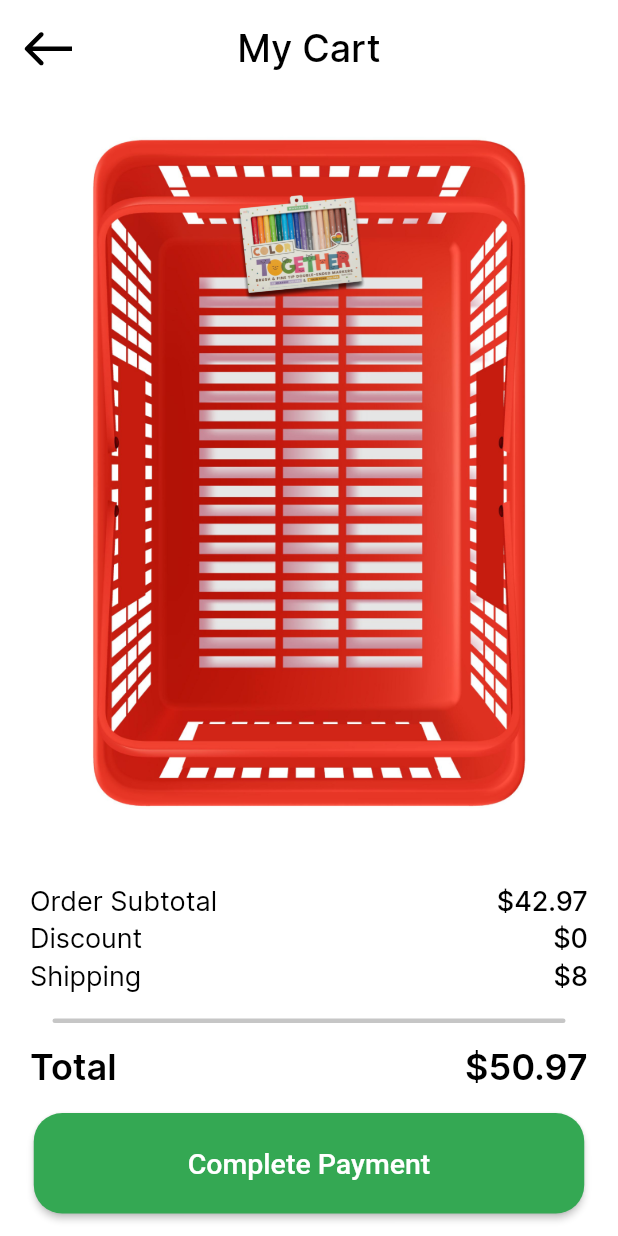
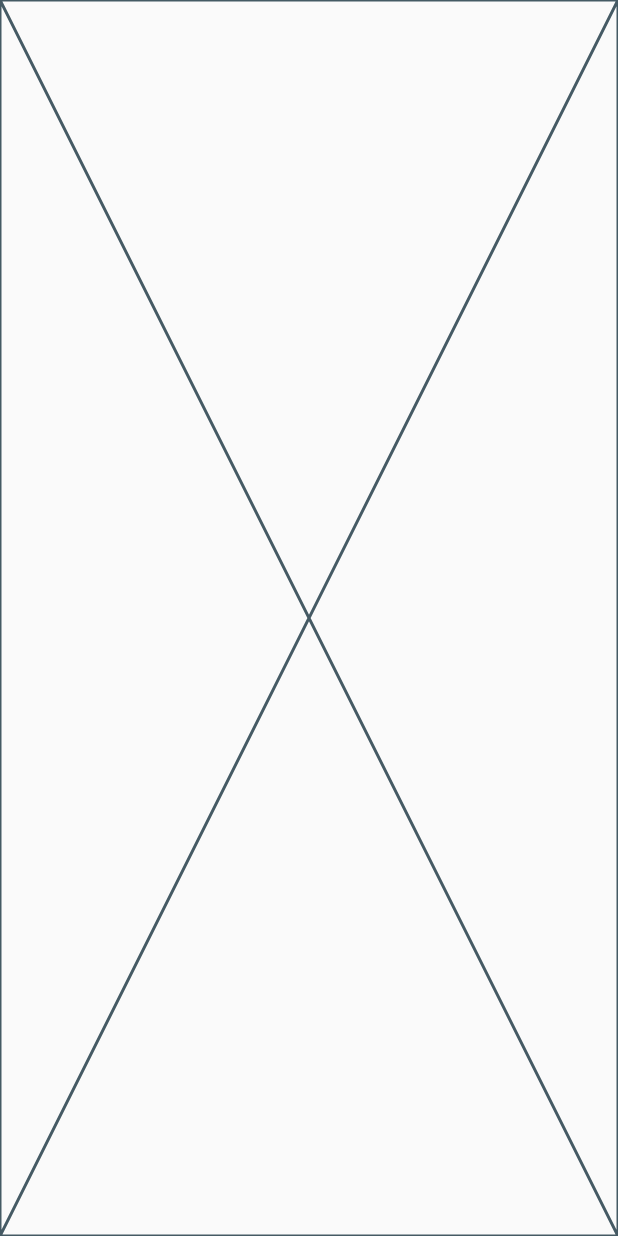
Before and after one commit to OmarAmeer96/Credit-Card-Checkout-App, a Flutter app: the screen it shows after launch, after a tap on "Complete Payment", on a phone screen of 412 x 824 dp. Run offline on Flutter 3.47's test engine with Material 2 defaults, Android fonts, the phone set to English and light mode, and no system bars; our stand-ins replace flutter_svg, go_router; Roboto replaces fonts that are missing (Gilroy-Reular).

Commit message:
Handled Some Errors & Added PaymentDetailsView.

```diff
--- a/lib/Core/utils/app_router.dart
+++ b/lib/Core/utils/app_router.dart
@@ -1,9 +1,9 @@
 import 'package:credit_card_checkout_app/Features/checkout/presentation/views/my_cart_view.dart';
+import 'package:credit_card_checkout_app/Features/checkout/presentation/views/payment_details_view.dart';
 import 'package:go_router/go_router.dart';
 
 abstract class AppRouter {
-  static const kLoginView = '/LoginView';
-  static const kHomeView = '/homeView';
+  static const kPaymentDetailsView = '/PaymentDetailsView';
 
   static final router = GoRouter(
     routes: [
@@ -11,6 +11,10 @@ abstract class AppRouter {
         path: '/',
         builder: (context, state) => const MyCartView(),
       ),
+      GoRoute(
+        path: kPaymentDetailsView,
+        builder: (context, state) => const PaymentDetailsView(),
+      ),
     ],
   );
 }
--- /dev/null
+++ b/lib/Features/checkout/presentation/views/payment_details_view.dart
@@ -0,0 +1,15 @@
+import 'package:credit_card_checkout_app/Features/checkout/presentation/widgets/payment_details_view_body.dart';
+import 'package:flutter/material.dart';
+
+class PaymentDetailsView extends StatelessWidget {
+  const PaymentDetailsView({super.key});
+
+  @override
+  Widget build(BuildContext context) {
+    return const SafeArea(
+      child: Scaffold(
+        body: PaymentDetailsViewBody(),
+      ),
+    );
+  }
+}
--- a/lib/Features/checkout/presentation/widgets/calculating_price_section.dart
+++ b/lib/Features/checkout/presentation/widgets/calculating_price_section.dart
@@ -1,7 +1,9 @@
+import 'package:credit_card_checkout_app/Core/utils/app_router.dart';
 import 'package:credit_card_checkout_app/Core/utils/styles.dart';
 import 'package:credit_card_checkout_app/Features/checkout/presentation/widgets/custom_main_button.dart';
 import 'package:credit_card_checkout_app/Features/checkout/presentation/widgets/order_and_price_row.dart';
 import 'package:flutter/material.dart';
+import 'package:go_router/go_router.dart';
 
 class CalculatingPriceSection extends StatelessWidget {
   const CalculatingPriceSection({super.key});
@@ -62,7 +64,11 @@ class CalculatingPriceSection extends StatelessWidget {
         ),
         CustomMainButton(
           text: "Complete Payment",
-          onPressed: () {},
+          onPressed: () {
+            GoRouter.of(context).push(
+              AppRouter.kPaymentDetailsView,
+            );
+          },
         ),
       ],
     );
--- a/lib/Features/checkout/presentation/widgets/my_cart_view_body.dart
+++ b/lib/Features/checkout/presentation/widgets/my_cart_view_body.dart
@@ -30,8 +30,7 @@ class MyCartViewBody extends StatelessWidget {
                             height: 450,
                             child: Image.asset(AssetsData.cartImage),
                           ),
-                          ...generateRandomSmallCarts(
-                              10),
+                          ...generateRandomSmallCarts(10),
                         ],
                       ),
                     ),
--- /dev/null
+++ b/lib/Features/checkout/presentation/widgets/payment_details_view_body.dart
@@ -0,0 +1,10 @@
+import 'package:flutter/material.dart';
+
+class PaymentDetailsViewBody extends StatelessWidget {
+  const PaymentDetailsViewBody({super.key});
+
+  @override
+  Widget build(BuildContext context) {
+    return const Placeholder();
+  }
+}
--- a/lib/main.dart
+++ b/lib/main.dart
@@ -1,4 +1,4 @@
-import 'package:credit_card_checkout_app/Features/checkout/presentation/views/my_cart_view.dart';
+import 'package:credit_card_checkout_app/Core/utils/app_router.dart';
 import 'package:flutter/material.dart';
 
 void main() {
@@ -10,9 +10,9 @@ class CheckoutApp extends StatelessWidget {
 
   @override
   Widget build(BuildContext context) {
-    return const MaterialApp(
+    return MaterialApp.router(
+      routerConfig: AppRouter.router,
       debugShowCheckedModeBanner: false,
-      home: MyCartView(),
     );
   }
 }
```
